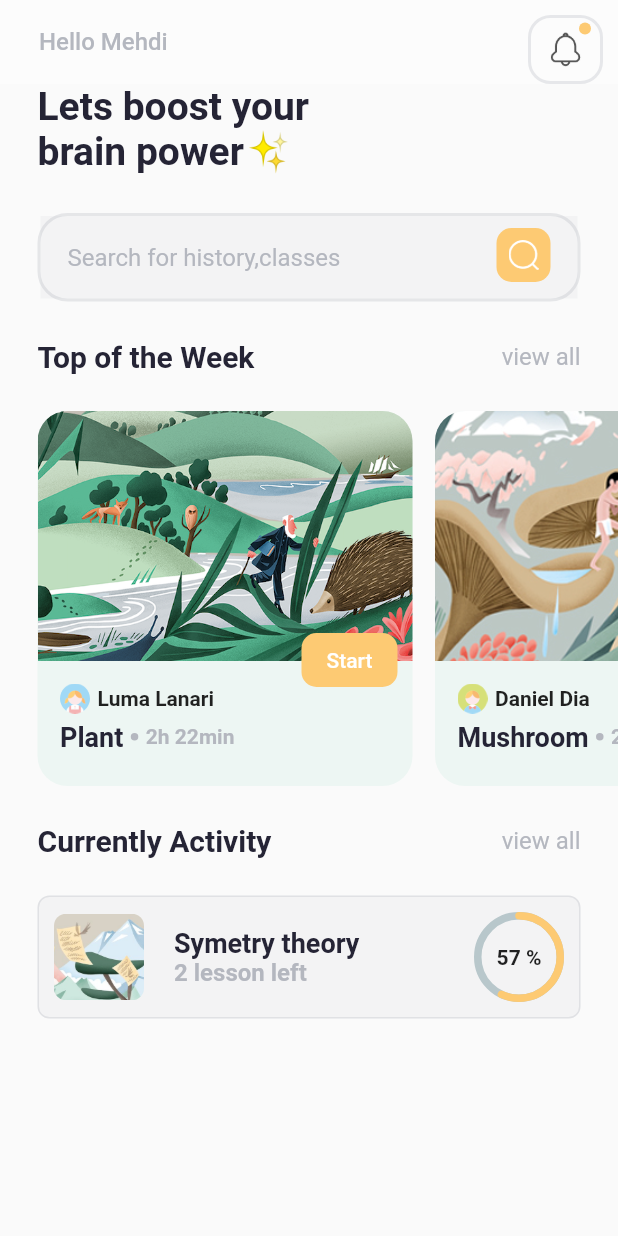
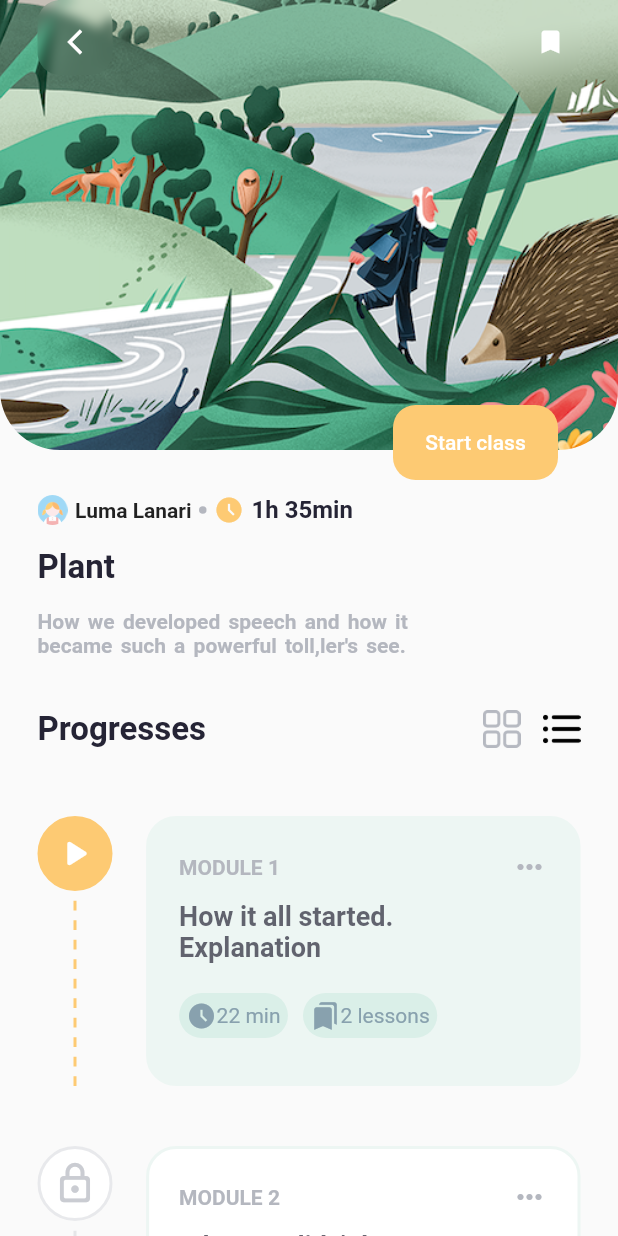
Before and after one commit to MeTi-DeV/course-app-flutter-UI, a Flutter app: the screen it shows after launch, after a tap on "Start", on a phone screen of 412 x 824 dp. Run offline on Flutter 3.47's test engine with Material 2 defaults, Android fonts, the phone set to English and light mode, and no system bars; drawn by our look-alikes of blurrycontainer, percent_indicator.

Commit message:
complete ui principled

```diff
--- a/lib/main.dart
+++ b/lib/main.dart
@@ -13,7 +13,7 @@ class MyApp extends StatelessWidget {
         SystemUiOverlayStyle(statusBarColor: Colors.transparent));
     return MaterialApp(
         debugShowCheckedModeBanner: false,
-        title: 'Flutter Demo',
+
         theme: ThemeData(),
         home: HomePage());
   }
--- /dev/null
+++ b/lib/models/module.dart
@@ -0,0 +1,60 @@
+import 'package:course_app/constants/colors.dart';
+import 'package:flutter/material.dart';
+
+class Module {
+  Color iconBorder;
+  Color iconBg;
+  Color iconColor;
+  IconData icon;
+  String title;
+  String desc;
+  Color moduleBorder;
+  Color moduleBg;
+  Color buttonColor;
+  Color buttonFont;
+  String time;
+  String lesson;
+  Module(
+      this.iconBorder,
+      this.iconBg,
+      this.iconColor,
+      this.icon,
+      this.title,
+      this.desc,
+      this.moduleBorder,
+      this.moduleBg,
+      this.buttonColor,
+      this.buttonFont,
+      this.time,
+      this.lesson);
+  static List<Module> generateModules() {
+    return [
+      Module(
+          kAccent,
+          kAccent,
+          Colors.white,
+          Icons.play_arrow_rounded,
+          'MODULE 1',
+          'How it all started.\nExplanation',
+          kPrimaryLight,
+          kPrimaryLight,
+          kPrimary,
+          kPrimaryDark,
+          '22 min',
+          '2 lessons'),
+      Module(
+          kFontLight.withOpacity(0.3),
+          Colors.white,
+          kFontLight.withOpacity(0.7),
+          Icons.lock_outline_rounded,
+          'MODULE 2',
+          'What we didn\'t know\nabout catastrophe',
+          kPrimaryLight,
+          Colors.white,
+          Colors.grey.withOpacity(0.2),
+          Colors.grey,
+          '12 min',
+          '2 lessons')
+    ];
+  }
+}
--- /dev/null
+++ b/lib/screens/detail/widgets/course_description.dart
@@ -0,0 +1,66 @@
+import 'package:course_app/constants/colors.dart';
+import 'package:course_app/models/course.dart';
+import 'package:flutter/material.dart';
+
+class CourseDescription extends StatelessWidget {
+  final Course course;
+  CourseDescription(this.course);
+
+  @override
+  Widget build(BuildContext context) {
+    return Container(
+      padding: EdgeInsets.symmetric(horizontal: 25, vertical: 10),
+      child: Column(
+        crossAxisAlignment: CrossAxisAlignment.start,
+        children: [
+          Row(
+            children: [
+              Image.asset(
+                course.authorImg,
+                width: 20,
+              ),
+              SizedBox(
+                width: 5,
+              ),
+              Text(
+                course.author,
+                style: TextStyle(fontWeight: FontWeight.bold),
+              ),
+              Container(
+                margin: EdgeInsets.all(5),
+                width: 5,
+                height: 5,
+                decoration:
+                    BoxDecoration(shape: BoxShape.circle, color: kFontLight),
+              ),
+              Icon(
+                Icons.access_time_filled,
+                color: kAccent,
+                size: 20,
+              ),
+              SizedBox(
+                width: 5,
+              ),
+              Text(
+                '1h 35min',
+                style: TextStyle(
+                    color: kFont, fontWeight: FontWeight.bold, fontSize: 16),
+              )
+            ],
+          ),
+          SizedBox(
+            height: 15,
+          ),
+          Text(
+            course.title,
+            style: TextStyle(
+                fontWeight: FontWeight.bold, fontSize: 22, color: kFont),
+          ),
+          SizedBox(height: 15,),
+          Text('How we developed speech and how it \nbecame such a powerful toll,ler\'s see.',
+          style: TextStyle(wordSpacing: 2,color: kFontLight,fontWeight: FontWeight.bold),)
+        ],
+      ),
+    );
+  }
+}
--- /dev/null
+++ b/lib/screens/detail/widgets/course_module.dart
@@ -0,0 +1,112 @@
+import 'package:course_app/constants/colors.dart';
+import 'package:course_app/models/module.dart';
+import 'package:flutter/material.dart';
+
+// import '../../../models/module.dart';
+class CourseModule extends StatelessWidget {
+  final Module module;
+  CourseModule(this.module);
+
+  @override
+  Widget build(BuildContext context) {
+    return Container(
+      margin:EdgeInsets.symmetric(vertical: 20) ,
+      height: 180,
+      child: Row(
+        mainAxisAlignment: MainAxisAlignment.spaceBetween,
+        children: [
+          Flexible(
+
+              flex: 1,
+              child: Container(
+                // color: Colors.red,
+                child: Column(
+                  children: [
+                    Container(
+                      padding: EdgeInsets.all(8),
+                      decoration: BoxDecoration(
+                          border:
+                              Border.all(color: module.iconBorder, width: 2),
+                          shape: BoxShape.circle,
+                          color: module.iconBg),
+                      child: Icon(
+                        module.icon,
+                        color: module.iconColor,
+                        size: 30,
+                      ),
+                    ),
+                    Expanded(
+                        child: Column(
+                      children: List.generate(
+                          20,
+                          (index) => Expanded(
+                                  child: Container(
+                                width: 2,
+                                color: index % 2 == 0
+                                    ? Colors.transparent
+                                    : module.iconBorder,
+                              ))),
+                    ))
+                  ],
+                ),
+              )),
+          Flexible(
+              flex: 4,
+              child: Container(
+                padding: EdgeInsets.all(20),
+                // color: Colors.blue,
+                decoration: BoxDecoration(
+                    color: module.moduleBg,
+                    border: Border.all(color: module.moduleBorder, width: 2),
+                    borderRadius: BorderRadius.circular(20)),
+                child: Column(
+                  crossAxisAlignment: CrossAxisAlignment.start,
+                  children: [
+                    Row(
+                      mainAxisAlignment: MainAxisAlignment.spaceBetween,
+                      children: [
+                        Text(
+                          module.title,
+                          style: TextStyle(
+                              color: kFontLight, fontWeight: FontWeight.bold),
+                        ),
+                        Icon(
+                          Icons.more_horiz,
+                          color: kFontLight,
+                        )
+                      ],
+                    ),
+                    SizedBox(height: 10,),
+                    Text(
+                      module.desc,
+                      style: TextStyle(
+                        color: kFont.withOpacity(0.7),
+                        fontWeight: FontWeight.bold,
+                        fontSize: 18,
+                      ),
+                    ),
+                    SizedBox(height: 20,),
+                    Row(children: [
+                    _buildButton(Icons.access_time_filled,module.time),
+                    SizedBox(width: 10,),
+                    _buildButton(Icons.bookmarks,module.lesson),
+                    ],)
+                  ],
+                ),
+              )),
+        ],
+      ),
+    );
+  }_buildButton(IconData icon, String text){
+  return Container(
+    padding: EdgeInsets.all(5),
+    decoration: BoxDecoration(
+      color: module.buttonColor,
+      borderRadius: BorderRadius.circular(20)
+    ),
+    child: Row(children: [
+    Icon(icon,size:20,color: module.buttonFont,),
+    Text(text,style: TextStyle(color: module.buttonFont,),)
+  ],),);
+}
+}
--- /dev/null
+++ b/lib/screens/detail/widgets/course_progress.dart
@@ -0,0 +1,46 @@
+import 'package:course_app/constants/colors.dart';
+import 'package:course_app/models/module.dart';
+import 'package:course_app/screens/detail/widgets/course_module.dart';
+
+import 'package:flutter/material.dart';
+
+class CourseProgress extends StatelessWidget {
+  final modulesList = Module.generateModules();
+  @override
+  Widget build(BuildContext context) {
+    return Container(
+      padding: EdgeInsets.all(25),
+      child: Column(
+        children: [
+          Row(
+            mainAxisAlignment: MainAxisAlignment.spaceBetween,
+            children: [
+              Text(
+                'Progresses',
+                style: TextStyle(
+                    fontWeight: FontWeight.bold, color: kFont, fontSize: 22),
+              ),
+              Row(
+                children: [
+                  Image.asset(
+                    'assets/icons/grid.png',
+                    width: 25,
+                  ),
+                  SizedBox(
+                    width: 15,
+                  ),
+                  Image.asset(
+                    'assets/icons/list.png',
+                    width: 25,
+                  ),
+                ],
+              )
+            ],
+          ),
+          SizedBox(height: 25,),
+          ...modulesList.map((e) => CourseModule(e)).toList(),
+        ],
+      ),
+    );
+  }
+}
--- /dev/null
+++ b/lib/screens/detail/widgets/custom_app_bar.dart
@@ -0,0 +1,94 @@
+import 'package:blurrycontainer/blurrycontainer.dart';
+import 'package:course_app/constants/colors.dart';
+import 'package:course_app/models/course.dart';
+import 'package:flutter/material.dart';
+
+class CustomAppBar extends StatelessWidget {
+  final Course course;
+  CustomAppBar(this.course);
+  @override
+  Widget build(BuildContext context) {
+    return Container(
+      child: Stack(
+        children: [
+          Column(
+            children: [
+              Container(
+                decoration:
+                    BoxDecoration(borderRadius: BorderRadius.circular(40)),
+                height: 300,
+                child: ClipRRect(
+                  borderRadius: BorderRadius.only(
+                      bottomLeft: Radius.circular(40),
+                      bottomRight: Radius.circular(40)),
+                  child: Image.asset(
+                    course.imageUrl,
+                    fit: BoxFit.cover,
+                  ),
+                ),
+              ),
+              Container(
+                height: 20,
+              ),
+            ],
+          ),
+          Positioned(
+            bottom: 0,
+            right: 40,
+            child: Container(
+              width: 110,
+              height: 50,
+              child: ElevatedButton(
+                style: ElevatedButton.styleFrom(
+                    primary: kAccent,
+                    elevation: 0,
+                    shape: RoundedRectangleBorder(
+                        borderRadius: BorderRadius.circular(15))),
+                onPressed: () {},
+                child: Text('Start class'),
+              ),
+            ),
+          ),
+          Positioned(
+            top: MediaQuery.of(context).padding.top,
+            left: 25,
+            child: BlurryContainer(
+              padding: EdgeInsets.symmetric(vertical: 10, horizontal: 12),
+              borderRadius: BorderRadius.circular(15),
+              width: 50,
+              height: 50,
+              blur: 4,
+              child: IconButton(
+                onPressed: () => Navigator.of(context).pop(),
+                icon: Icon(
+                  Icons.arrow_back_ios,
+                  color: Colors.white,
+                ),
+                iconSize: 20,
+              ),
+            ),
+          ),
+          Positioned(
+            top: MediaQuery.of(context).padding.top,
+            right: 25,
+            child: BlurryContainer(
+              padding: EdgeInsets.symmetric(vertical: 10, horizontal: 12),
+              borderRadius: BorderRadius.circular(15),
+              width: 50,
+              height: 50,
+              blur: 4,
+              child: IconButton(
+                onPressed: () {},
+                icon: Icon(
+                  Icons.bookmark,
+                  color: Colors.white,
+                ),
+                iconSize: 20,
+              ),
+            ),
+          ),
+        ],
+      ),
+    );
+  }
+}
--- /dev/null
+++ b/lib/screens/detail/widgets/detail.dart
@@ -0,0 +1,25 @@
+import 'package:course_app/models/course.dart';
+import 'package:course_app/screens/detail/widgets/course_description.dart';
+import 'package:course_app/screens/detail/widgets/course_progress.dart';
+import 'package:course_app/screens/detail/widgets/custom_app_bar.dart';
+import 'package:flutter/material.dart';
+
+class DetailPage extends StatelessWidget {
+  final Course course;
+  DetailPage(this.course);
+  @override
+  Widget build(BuildContext context) {
+    return Scaffold(
+
+        body: SingleChildScrollView(
+      child: Column(
+        mainAxisSize: MainAxisSize.min,
+        children: [
+          CustomAppBar(course),
+          CourseDescription(course),
+          CourseProgress()
+        ],
+      ),
+    ));
+  }
+}
--- a/lib/screens/home/home.dart
+++ b/lib/screens/home/home.dart
@@ -1,3 +1,5 @@
+import 'dart:ui';
+
 import 'package:course_app/screens/home/widgets/active_course.dart';
 
 import '/screens/home/widgets/feature_courser.dart';
@@ -7,11 +9,13 @@ import '/screens/home/widgets/search_input.dart';
 import 'package:flutter/material.dart';
 
 class HomePage extends StatelessWidget {
-  const HomePage({Key? key}) : super(key: key);
+
 
   @override
   Widget build(BuildContext context) {
     return Scaffold(
+        bottomNavigationBar:
+            _buildBottomNavigationBar(),
         appBar: _buildAppBar(),
         body: SingleChildScrollView(
           child: Column(
@@ -25,6 +29,29 @@ class HomePage extends StatelessWidget {
             ],
           ),
         ));
+  }
+
+  BottomNavigationBar _buildBottomNavigationBar() {
+    return BottomNavigationBar(
+            showSelectedLabels: false,
+            showUnselectedLabels: false,
+            type: BottomNavigationBarType.fixed, items: [
+        BottomNavigationBarItem(
+
+            icon: Container(
+              padding: EdgeInsets.only(bottom: 5),
+              child: Text('Home',style: TextStyle(fontWeight: FontWeight.bold),),
+              decoration: BoxDecoration(
+                border: Border(
+                  bottom: BorderSide(width: 2, color: kAccent),
+                ),
+              ),
+            ),
+            label: 'home'),
+            BottomNavigationBarItem(icon: Image.asset('assets/icons/calendar.png',width: 20,),label: 'calender'),
+            BottomNavigationBarItem(icon: Image.asset('assets/icons/bookmark.png',width: 20,),label: 'bookmark'),
+            BottomNavigationBarItem(icon: Image.asset('assets/icons/user.png',width: 20,),label: 'user'),
+      ]);
   }
 
   AppBar _buildAppBar() {
--- a/lib/screens/home/widgets/course_item.dart
+++ b/lib/screens/home/widgets/course_item.dart
@@ -1,5 +1,6 @@
 import 'package:course_app/constants/colors.dart';
 import 'package:course_app/models/course.dart';
+import 'package:course_app/screens/detail/widgets/detail.dart';
 import 'package:flutter/material.dart';
 
 class CourseItem extends StatelessWidget {
@@ -93,7 +94,9 @@ class CourseItem extends StatelessWidget {
             right: 10,
               child: ElevatedButton(
                 style: ElevatedButton.styleFrom(primary: kAccent,elevation: 0,shape: RoundedRectangleBorder(borderRadius:BorderRadius.circular(10) )),
-                onPressed: () {}, child: Text('Start')))
+                onPressed: () {
+                  Navigator.of(context).push(MaterialPageRoute(builder: (ctx)=>DetailPage(course)));
+                }, child: Text('Start')))
         ],
       ),
     );
--- a/pubspec.yaml
+++ b/pubspec.yaml
@@ -35,6 +35,7 @@ dependencies:
   # Use with the CupertinoIcons class for iOS style icons.
   cupertino_icons: ^1.0.2
   percent_indicator: ^4.0.0
+  blurrycontainer: ^0.1.0
 
 dev_dependencies:
   flutter_test:
```
Also changed, not shown: pubspec.lock.
